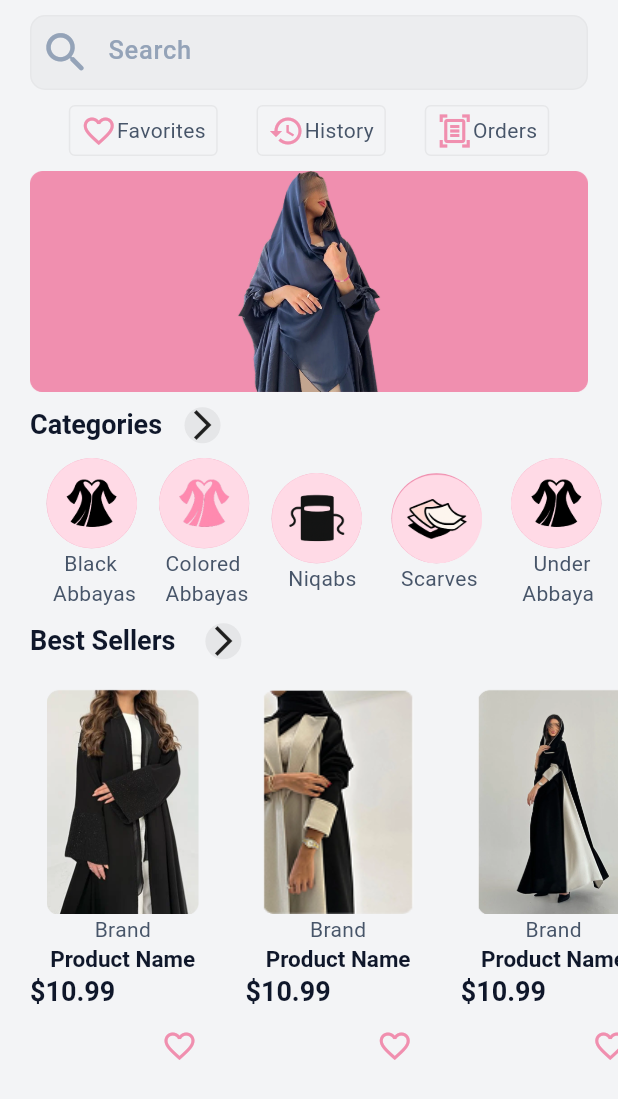
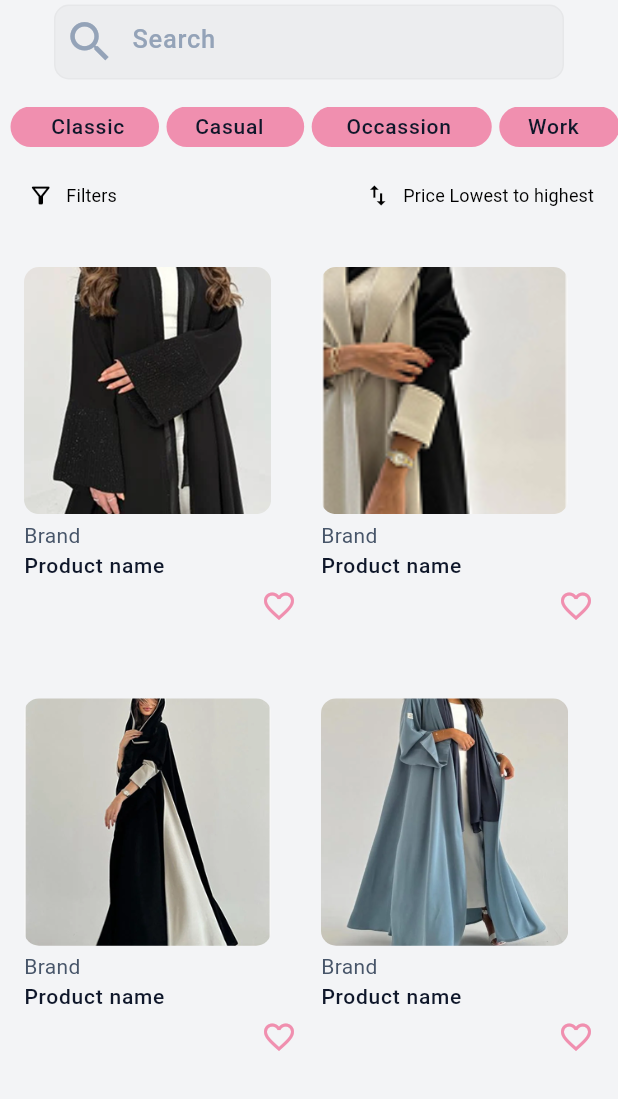
Before and after one commit to mohsinkhan117/Ebi, a Flutter app: the HomeView screen opened directly, after a tap on an icon or button, on a phone screen of 412 x 824 dp. Shown: the top 1099 px of the screen. Run offline on Flutter 3.47's test engine with Material 3 defaults, Android fonts, the light colour scheme and no system bars; our stand-ins replace cloud_firestore, firebase_auth, permission_handler; accounts and stored records are empty; Roboto replaces fonts that are missing (Poppins); project files that could hold a hidden picture were left out.

Commit message:
done with black abbayas section

```diff
--- a/lib/ui/views/auth/signup_view/signup_view.dart
+++ b/lib/ui/views/auth/signup_view/signup_view.dart
@@ -5,7 +5,7 @@ import 'package:ebi/core/theme/sizes.dart';
 import 'package:ebi/core/utils/device_utils.dart';
 import 'package:ebi/ui/views/auth/signin_view/signin_view.dart';
 import 'package:ebi/ui/views/auth/signup_view/signup_view_model.dart';
-import 'package:ebi/ui/widgets/my_button.dart';
+ import 'package:ebi/ui/widgets/my_button.dart';
 import 'package:flutter/material.dart';
 import 'package:provider/provider.dart';
 
--- /dev/null
+++ b/lib/ui/views/catagories/black_abayas/black_abaya.dart
@@ -0,0 +1,275 @@
+import 'package:ebi/core/theme/app_colors.dart';
+import 'package:ebi/core/utils/device_utils.dart';
+import 'package:ebi/ui/widgets/my_textfield.dart';
+import 'package:flutter/material.dart';
+
+class BlackAbayaScreen extends StatelessWidget {
+  BlackAbayaScreen({super.key});
+  final searchController = TextEditingController();
+
+  @override
+  Widget build(BuildContext context) {
+    return Scaffold(
+      appBar: AppBar(
+        title: MyTextfield(
+          hintText: 'Search',
+          controller: searchController,
+          isObscure: false,
+          prefixIcon: Icons.search,
+        ),
+        centerTitle: true,
+        automaticallyImplyLeading: false,
+        elevation: 0,
+      ),
+      body: SafeArea(
+        child: Column(
+          children: [
+            SizedBox(height: 15),
+            // Category Tabs with fixed height
+            SingleChildScrollView(
+              scrollDirection: Axis.horizontal,
+              child: Row(
+                // mainAxisAlignment: MainAxisAlignment.spaceAround,
+                children: [
+                  Padding(
+                    padding: const EdgeInsets.only(left: 7),
+                    child: CategoryTabs(description: '     Classic    '),
+                  ),
+                  SizedBox(width: 5),
+                  CategoryTabs(description: '   Casual     '),
+                  SizedBox(width: 5),
+
+                  CategoryTabs(description: '    Occassion     '),
+                  SizedBox(width: 5),
+
+                  CategoryTabs(description: '   Work     '),
+                  SizedBox(width: 5),
+                  CategoryTabs(description: '      plain     '),
+                ],
+              ),
+            ),
+
+            // Filters Row
+            const FiltersRow(),
+
+            // Product Grid with expanded to take remaining space
+            Expanded(
+              child: SingleChildScrollView(
+                child: Column(
+                  children: [
+                    ProductGrid(),
+                    const SizedBox(height: 20), // Bottom padding
+                  ],
+                ),
+              ),
+            ),
+          ],
+        ),
+      ),
+    );
+  }
+}
+
+// Tab Button Widget (previously missing)
+// class TabButton extends StatelessWidget {
+//   final String label;
+//   final bool isSelected;
+
+//   const TabButton({super.key, required this.label, required this.isSelected});
+
+//   @override
+//   Widget build(BuildContext context) {
+//     return Padding(
+//       padding: const EdgeInsets.symmetric(horizontal: 12.0),
+//       child: Column(
+//         mainAxisAlignment: MainAxisAlignment.center,
+//         children: [
+//           Text(
+//             label,
+//             style: TextStyle(
+//               fontSize: 16,
+//               fontWeight: isSelected ? FontWeight.bold : FontWeight.normal,
+//               color: isSelected ? Colors.black : Colors.grey,
+//             ),
+//           ),
+//           if (isSelected)
+//             Container(
+//               margin: const EdgeInsets.only(top: 4),
+//               height: 2,
+//               width: 24,
+//               color: Colors.black,
+//             ),
+//         ],
+//       ),
+//     );
+//   }
+// }
+
+// Category Tabs Widget using TabButton
+class CategoryTabs extends StatelessWidget {
+  String description;
+
+  CategoryTabs({super.key, required this.description});
+
+  @override
+  Widget build(BuildContext context) {
+    return Container(
+      padding: EdgeInsets.symmetric(horizontal: 7, vertical: 3),
+      decoration: BoxDecoration(
+        borderRadius: BorderRadius.circular(20),
+        color: AppColors.primary,
+      ),
+      child: Center(
+        child: Text(description, style: Theme.of(context).textTheme.bodyLarge),
+      ),
+    );
+  }
+}
+
+// Filters Row Widget
+class FiltersRow extends StatelessWidget {
+  const FiltersRow({super.key});
+
+  @override
+  Widget build(BuildContext context) {
+    return Padding(
+      padding: const EdgeInsets.symmetric(horizontal: 16.0, vertical: 8.0),
+      child: Row(
+        mainAxisAlignment: MainAxisAlignment.spaceBetween,
+        children: [
+          TextButton.icon(
+            onPressed: () {},
+            icon: const Icon(Icons.filter_alt_outlined, size: 18),
+            label: const Text('Filters'),
+            style: TextButton.styleFrom(
+              foregroundColor: Colors.black,
+              padding: EdgeInsets.zero,
+            ),
+          ),
+          TextButton.icon(
+            onPressed: () {},
+            icon: const Icon(Icons.swap_vert, size: 18),
+            label: const Text('Price Lowest to highest'),
+            style: TextButton.styleFrom(
+              foregroundColor: Colors.black,
+              padding: EdgeInsets.zero,
+            ),
+          ),
+        ],
+      ),
+    );
+  }
+}
+
+// Product Grid Widget with dummy data
+class ProductGrid extends StatelessWidget {
+  ProductGrid({super.key});
+
+  // Dummy product data with colors
+  final List<Map<String, dynamic>> dummyProducts = [
+    {
+      'brand': 'Brand',
+      'name': 'Product name',
+      'price': '\$10.99',
+      'asset': 'assets/images/homeImages/1.png',
+    },
+    {
+      'brand': 'Brand',
+      'name': 'Product name',
+      'price': '\$10.99',
+      'asset': 'assets/images/homeImages/2.png',
+    },
+    {
+      'brand': 'Brand',
+      'name': 'Product name',
+      'price': '\$10.99',
+      'asset': 'assets/images/homeImages/3.png',
+    },
+
+    {
+      'brand': 'Brand',
+      'name': 'Product name',
+      'price': '\$10.99',
+      'asset': 'assets/images/homeImages/4.png',
+    },
+  ];
+
+  @override
+  Widget build(BuildContext context) {
+    return LayoutBuilder(
+      builder: (context, constraints) {
+        final crossAxisCount = constraints.maxWidth > 600 ? 3 : 2;
+
+        return GridView.builder(
+          shrinkWrap: true,
+          physics: const NeverScrollableScrollPhysics(),
+          padding: const EdgeInsets.all(16),
+          gridDelegate: SliverGridDelegateWithFixedCrossAxisCount(
+            crossAxisCount: crossAxisCount,
+            // mainAxisExtent: 2,
+            mainAxisSpacing: 16,
+            crossAxisSpacing: 16,
+            childAspectRatio: 0.67, // Increased from 0.75 to prevent overflow
+          ),
+          // itemCount: dummyProducts.length,
+          itemCount: 4,
+          itemBuilder: (context, index) {
+            final product = dummyProducts[index];
+            return ProductCard(
+              brand: product['brand'],
+              name: product['name'],
+              price: product['price'],
+              imagePath: product['asset'],
+            );
+          },
+        );
+      },
+    );
+  }
+}
+
+// Product Card Widget with background color
+class ProductCard extends StatelessWidget {
+  final String brand;
+  final String name;
+  final String price;
+  final String imagePath;
+  const ProductCard({
+    super.key,
+    required this.brand,
+    required this.name,
+    required this.price,
+    required this.imagePath,
+  });
+
+  @override
+  Widget build(BuildContext context) {
+    return Container(
+      height: DeviceUtils.getScreenHeight(context) * 0.45,
+      child: Column(
+        crossAxisAlignment: CrossAxisAlignment.start,
+        children: [
+          Container(
+            height: DeviceUtils.getScreenHeight(context) * 0.2,
+            width: DeviceUtils.getScreenWidth(context) * 0.4,
+            decoration: BoxDecoration(borderRadius: BorderRadius.circular(10)),
+            child: ClipRRect(
+              borderRadius: BorderRadiusGeometry.circular(10),
+              child: Image.asset(imagePath, fit: BoxFit.cover),
+            ),
+          ),
+          SizedBox(height: 4),
+          Text(brand),
+          Text(name, style: Theme.of(context).textTheme.bodyLarge),
+          SizedBox(height: 4),
+          Row(
+            mainAxisAlignment: MainAxisAlignment.end,
+            children: [
+              Icon(Icons.favorite_border_outlined, color: AppColors.primary),
+            ],
+          ),
+        ],
+      ),
+    );
+  }
+}
--- a/lib/ui/views/home/home_view.dart
+++ b/lib/ui/views/home/home_view.dart
@@ -1,5 +1,6 @@
 import 'package:ebi/core/theme/app_colors.dart';
 import 'package:ebi/core/utils/device_utils.dart';
+import 'package:ebi/ui/views/catagories/black_abayas/black_abaya.dart';
 import 'package:ebi/ui/views/catagories/catagories_view.dart';
 import 'package:ebi/ui/views/home/home_view_model.dart';
 import 'package:ebi/ui/widgets/my_textfield.dart';
@@ -163,10 +164,15 @@ class CategorySection extends StatelessWidget {
       scrollDirection: Axis.horizontal,
       child: Row(
         mainAxisAlignment: MainAxisAlignment.spaceBetween,
+        crossAxisAlignment: CrossAxisAlignment.start,
         children: [
           GestureDetector(
-            onTap: () {},
-            child: Container(
+            onTap: () {
+              Navigator.push(
+                context,
+                MaterialPageRoute(builder: (context) => BlackAbayaScreen()),
+              );
+            },
             child: Column(
               children: [
                 CircleAvatar(
@@ -177,11 +183,9 @@ class CategorySection extends StatelessWidget {
               ],
             ),
           ),
-          ),
           SizedBox(width: 15),
           GestureDetector(
             onTap: () {},
-            child: Container(
             child: Column(
               children: [
                 CircleAvatar(
@@ -192,12 +196,11 @@ class CategorySection extends StatelessWidget {
               ],
             ),
           ),
-          ),
           SizedBox(width: 15),
           GestureDetector(
             onTap: () {},
-            child: Container(
             child: Column(
+              mainAxisAlignment: MainAxisAlignment.start,
               children: [
                 CircleAvatar(
                   radius: 30,
@@ -207,12 +210,10 @@ class CategorySection extends StatelessWidget {
               ],
             ),
           ),
-          ),
           SizedBox(width: 15),
 
           GestureDetector(
             onTap: () {},
-            child: Container(
             child: Column(
               children: [
                 CircleAvatar(
@@ -223,12 +224,10 @@ class CategorySection extends StatelessWidget {
               ],
             ),
           ),
-          ),
           SizedBox(width: 15),
 
           GestureDetector(
             onTap: () {},
-            child: Container(
             child: Column(
               children: [
                 CircleAvatar(
@@ -237,7 +236,6 @@ class CategorySection extends StatelessWidget {
                 ),
                 Text('   Under \n Abbaya'),
               ],
-              ),
             ),
           ),
         ],
```
Also changed, not shown: lib/ui/views/catagories/black_abayas/black_abaya_view_model.dart (added). Lines whose indentation alone changed are shown as unchanged.
